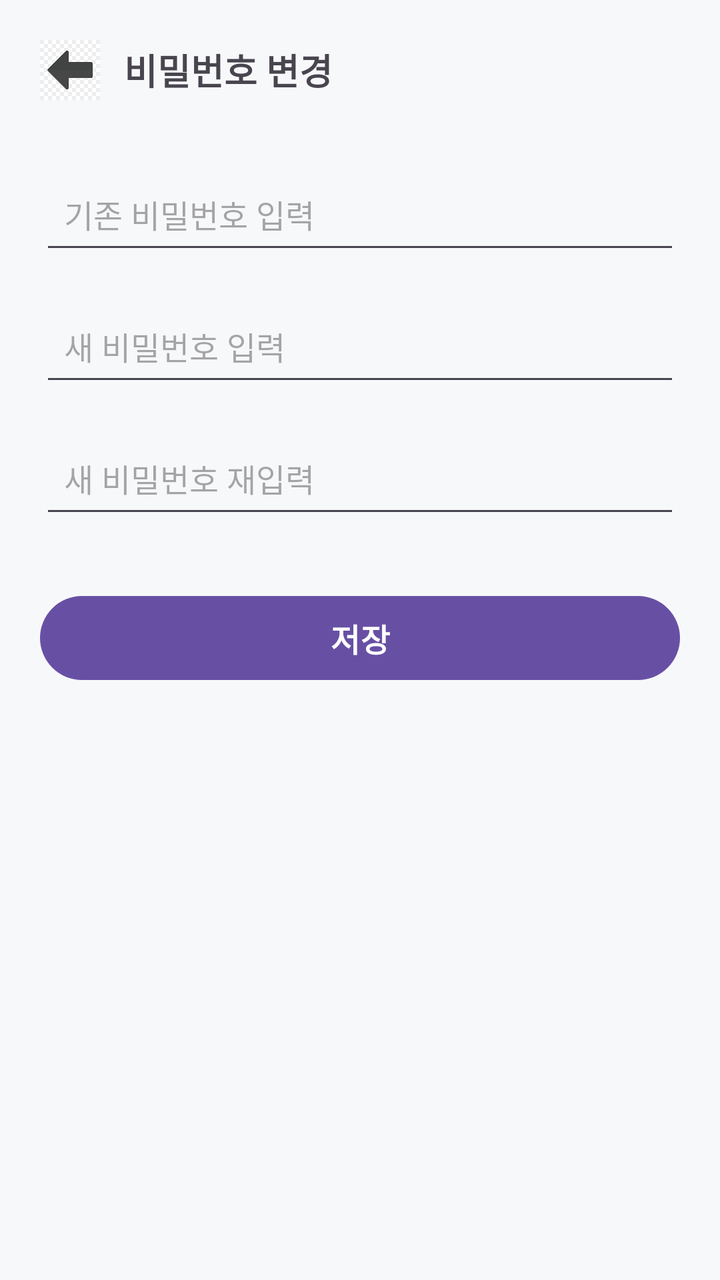
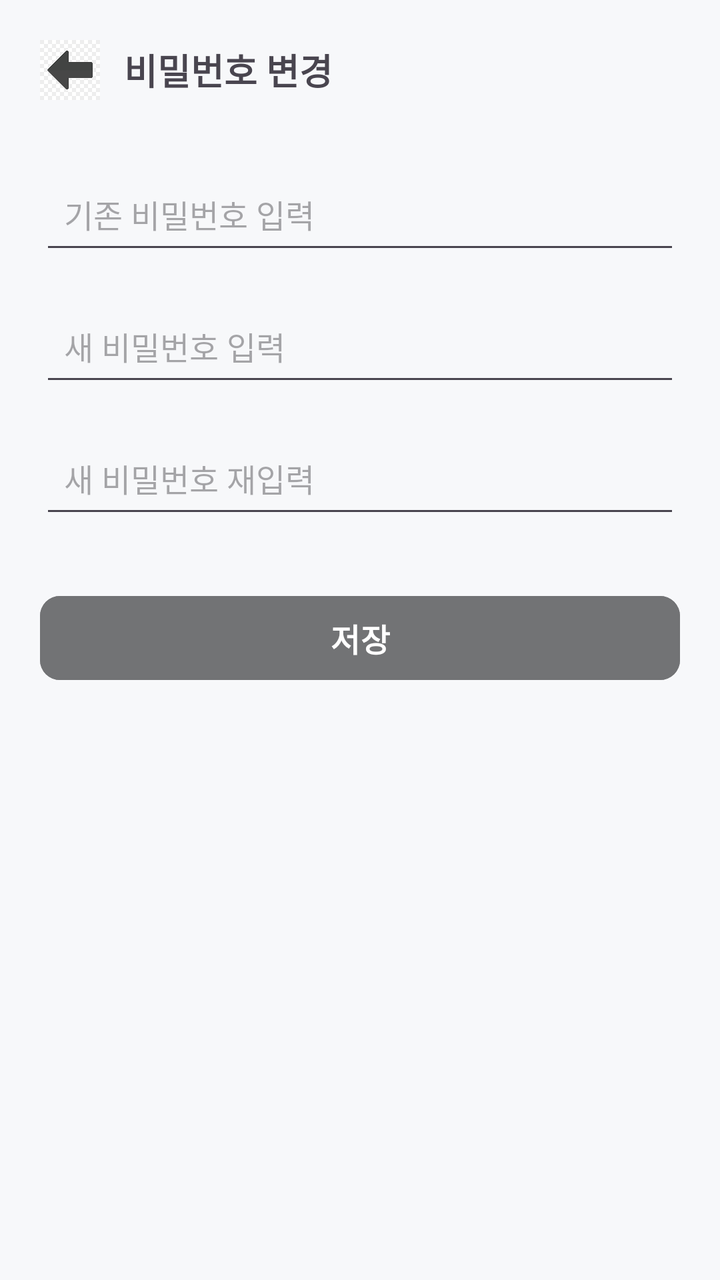

Compare the two renders of this Android layout. The source of the first and the diff that turns it into the second are given below.
<!-- AndroidManifest.xml: application theme Theme.Lostfind -->
<!-- res/layout/pw_change.xml -->
<?xml version="1.0" encoding="utf-8"?>
<LinearLayout
    xmlns:android="http://schemas.android.com/apk/res/android"
    android:layout_width="match_parent"
    android:layout_height="match_parent"
    android:orientation="vertical"
    android:background="#F7F8FA"
    android:padding="20dp">

    
    <LinearLayout
        android:layout_width="match_parent"
        android:layout_height="wrap_content"
        android:orientation="horizontal"
        android:gravity="center_vertical"
        android:paddingBottom="16dp">

        <ImageView
            android:id="@+id/btnBack"
            android:layout_width="30dp"
            android:layout_height="30dp"
            android:src="@drawable/left_arrow"
            android:contentDescription="Back" />

        <TextView
            android:id="@+id/txtTitle"
            android:layout_width="wrap_content"
            android:layout_height="wrap_content"
            android:text="비밀번호 변경"
            android:textSize="18sp"
            android:textStyle="bold"
            android:layout_marginStart="12dp" />
    </LinearLayout>


    
    <EditText
        android:layout_width="match_parent"
        android:layout_height="50dp"
        android:hint="기존 비밀번호 입력"
        android:padding="12dp"
        android:textSize="16sp"
        android:layout_marginTop="16dp" />


    
    <EditText
        android:layout_width="match_parent"
        android:layout_height="50dp"
        android:hint="새 비밀번호 입력"
        android:padding="12dp"
        android:textSize="16sp"
        android:layout_marginTop="16dp" />

    <EditText
        android:layout_width="match_parent"
        android:layout_height="50dp"
        android:hint="새 비밀번호 재입력"
        android:padding="12dp"
        android:textSize="16sp"
        android:layout_marginTop="16dp" />


    
    <Button
        android:layout_width="match_parent"
        android:layout_height="50dp"
        android:text="저장"
        android:textSize="16sp"
        android:textStyle="bold"
        android:textColor="#FFFFFF"
        android:layout_marginTop="30dp" />

</LinearLayout>
<!-- resources referenced by this layout -->
<resources>
  <!-- drawable left_arrow: jpg bitmap (drawable, 5456 bytes) -->
  <style name="Theme.Lostfind" parent="Base.Theme.Lostfind" />
  <style name="Base.Theme.Lostfind" parent="Theme.Material3.DayNight.NoActionBar">
          
          
      </style>
</resources>

<!-- the commit's change to res/layout/pw_change.xml (unified diff, before → after) -->
@@ -1,8 +1,8 @@
 <?xml version="1.0" encoding="utf-8"?>
-<LinearLayout
-    xmlns:android="http://schemas.android.com/apk/res/android"
+<LinearLayout xmlns:android="http://schemas.android.com/apk/res/android"
     android:layout_width="match_parent"
     android:layout_height="match_parent"
+    xmlns:app="http://schemas.android.com/apk/res-auto"
     android:orientation="vertical"
     android:background="#F7F8FA"
     android:padding="20dp">
@@ -69,6 +69,8 @@
         android:textSize="16sp"
         android:textStyle="bold"
         android:textColor="#FFFFFF"
-        android:layout_marginTop="30dp" />
+        android:layout_marginTop="30dp"
+        app:cornerRadius="10dp"
+        android:backgroundTint="@color/gray"/>
 
 </LinearLayout>
<!-- resource entries referenced after the edit -->
@@ -1,5 +1,6 @@
 <!-- resources referenced by this layout -->
 <resources>
+  <color name="gray">#727375</color>
   <!-- drawable left_arrow: jpg bitmap (drawable, 5456 bytes) -->
   <style name="Theme.Lostfind" parent="Base.Theme.Lostfind" />
   <style name="Base.Theme.Lostfind" parent="Theme.Material3.DayNight.NoActionBar">
